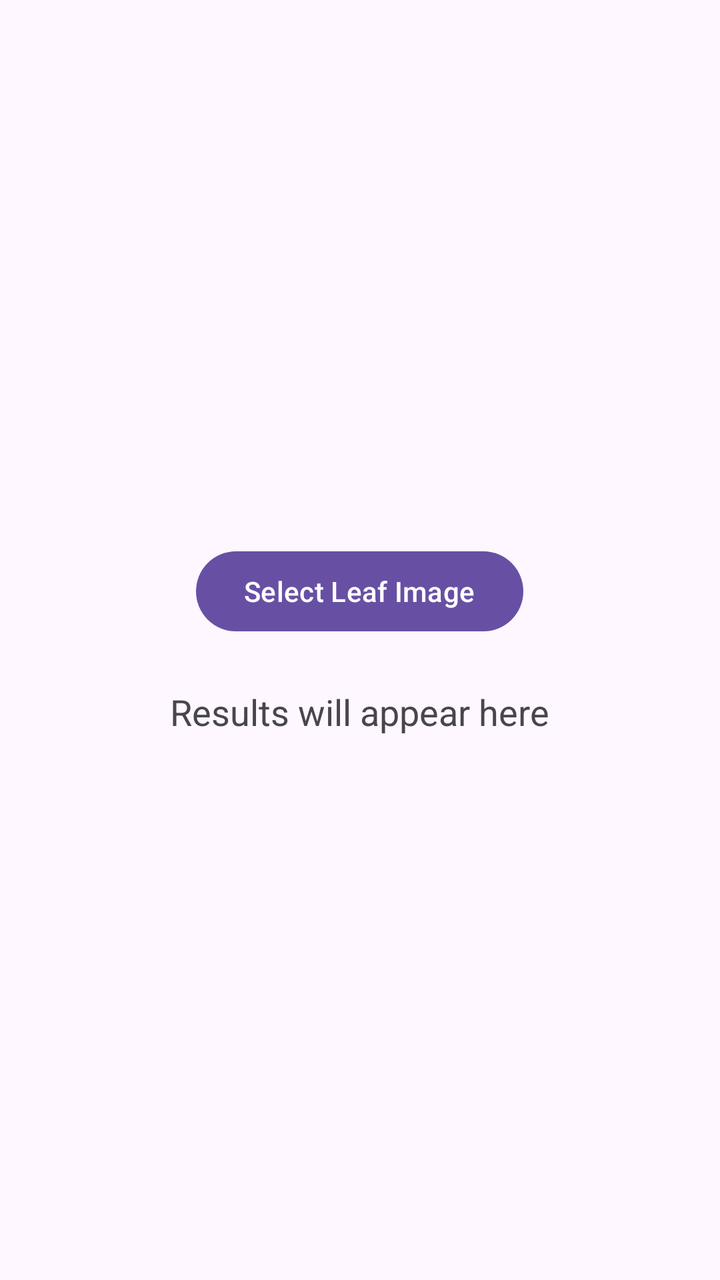
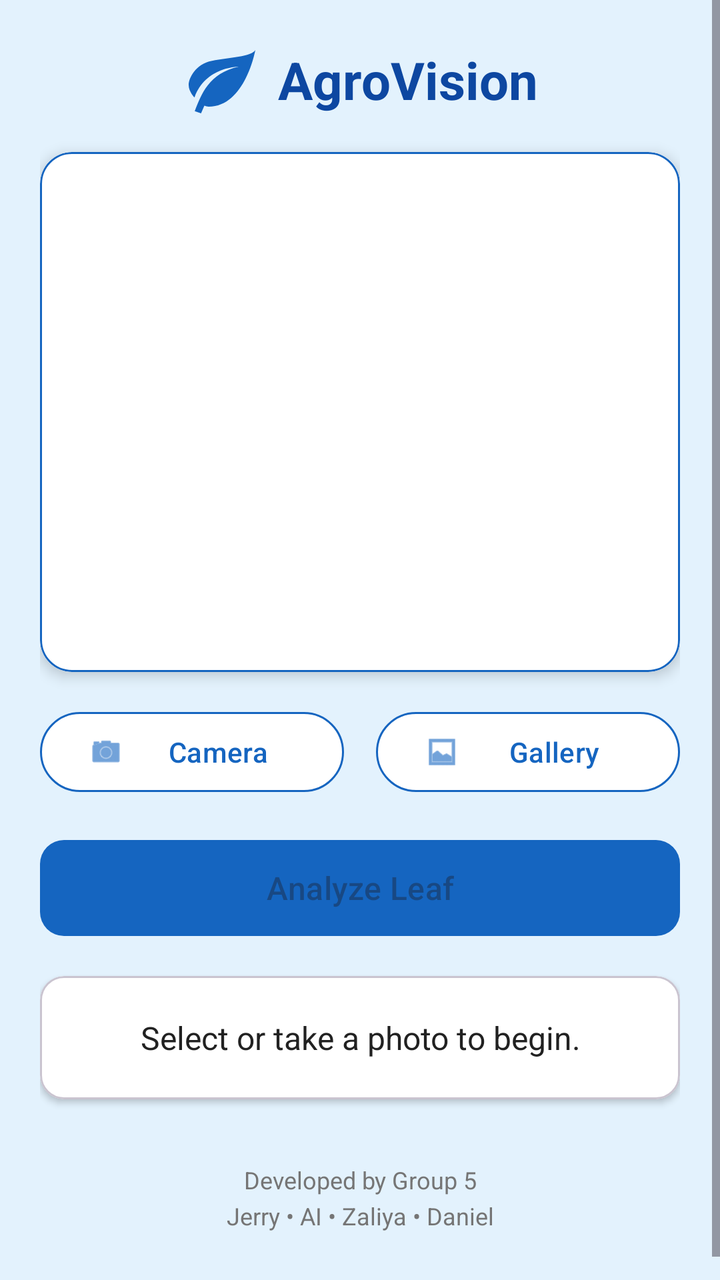

The first picture is an Android layout as it rendered before a commit; the second is the same layout after the commit. The layout source and the unified diff follow.
<!-- AndroidManifest.xml: application theme Theme.Material3.DayNight.NoActionBar -->
<!-- res/layout/activity_main.xml -->
<?xml version="1.0" encoding="utf-8"?>
<LinearLayout xmlns:android="http://schemas.android.com/apk/res/android"
    android:layout_width="match_parent"
    android:layout_height="match_parent"
    android:orientation="vertical"
    android:gravity="center"
    android:padding="16dp">

    <Button
        android:id="@+id/btnSelectImage"
        android:layout_width="wrap_content"
        android:layout_height="wrap_content"
        android:text="Select Leaf Image" />

    <TextView
        android:id="@+id/tvResult"
        android:layout_width="wrap_content"
        android:layout_height="wrap_content"
        android:layout_marginTop="24dp"
        android:textSize="18sp"
        android:text="Results will appear here" />

</LinearLayout>
<!-- resources referenced by this layout -->
<resources>

</resources>

<!-- the commit's change to res/layout/activity_main.xml (unified diff, before → after) -->
@@ -1,23 +1,154 @@
 <?xml version="1.0" encoding="utf-8"?>
-<LinearLayout xmlns:android="http://schemas.android.com/apk/res/android"
+<ScrollView xmlns:android="http://schemas.android.com/apk/res/android"
+    xmlns:app="http://schemas.android.com/apk/res-auto"
     android:layout_width="match_parent"
     android:layout_height="match_parent"
-    android:orientation="vertical"
-    android:gravity="center"
-    android:padding="16dp">
+    android:background="@color/blue_light"
+    android:fillViewport="true">
 
-    <Button
-        android:id="@+id/btnSelectImage"
-        android:layout_width="wrap_content"
+    <LinearLayout
+        android:layout_width="match_parent"
         android:layout_height="wrap_content"
-        android:text="Select Leaf Image" />
+        android:orientation="vertical"
+        android:padding="20dp"
+        android:gravity="center_horizontal">
 
-    <TextView
-        android:id="@+id/tvResult"
-        android:layout_width="wrap_content"
-        android:layout_height="wrap_content"
-        android:layout_marginTop="24dp"
-        android:textSize="18sp"
-        android:text="Results will appear here" />
+        
+        <LinearLayout
+            android:layout_width="match_parent"
+            android:layout_height="wrap_content"
+            android:orientation="horizontal"
+            android:gravity="center"
+            android:layout_marginBottom="16dp">
 
-</LinearLayout>
+            <ImageView
+                android:layout_width="40dp"
+                android:layout_height="40dp"
+                android:src="@drawable/ic_logo" />
+
+            <TextView
+                android:layout_width="wrap_content"
+                android:layout_height="wrap_content"
+                android:text="AgroVision"
+                android:textColor="@color/blue_dark"
+                android:textSize="26sp"
+                android:textStyle="bold"
+                android:layout_marginStart="8dp" />
+        </LinearLayout>
+
+        
+        <com.google.android.material.card.MaterialCardView
+            android:layout_width="match_parent"
+            android:layout_height="260dp"
+            app:cardCornerRadius="16dp"
+            app:cardElevation="4dp"
+            app:strokeColor="@color/blue_primary"
+            app:strokeWidth="1dp"
+            android:layout_marginBottom="16dp">
+
+            <ImageView
+                android:id="@+id/imagePreview"
+                android:layout_width="match_parent"
+                android:layout_height="match_parent"
+                android:scaleType="centerCrop"
+                android:background="@color/white" />
+        </com.google.android.material.card.MaterialCardView>
+
+        
+        <LinearLayout
+            android:layout_width="match_parent"
+            android:layout_height="wrap_content"
+            android:orientation="horizontal"
+            android:gravity="center">
+
+            <com.google.android.material.button.MaterialButton
+                android:id="@+id/btnTakePhoto"
+                android:layout_width="0dp"
+                android:layout_height="wrap_content"
+                android:layout_weight="1"
+                android:layout_marginEnd="8dp"
+                android:text="Camera"
+                app:backgroundTint="@color/white"
+                android:textColor="@color/blue_primary"
+                app:strokeColor="@color/blue_primary"
+                app:strokeWidth="1dp"
+                app:icon="@android:drawable/ic_menu_camera"
+                app:iconTint="@color/blue_primary" />
+
+            <com.google.android.material.button.MaterialButton
+                android:id="@+id/btnSelectImage"
+                android:layout_width="0dp"
+                android:layout_height="wrap_content"
+                android:layout_weight="1"
+                android:layout_marginStart="8dp"
+                android:text="Gallery"
+                app:backgroundTint="@color/white"
+                android:textColor="@color/blue_primary"
+                app:strokeColor="@color/blue_primary"
+                app:strokeWidth="1dp"
+                app:icon="@android:drawable/ic_menu_gallery"
+                app:iconTint="@color/blue_primary" />
+        </LinearLayout>
+
+        
+        <com.google.android.material.button.MaterialButton
+            android:id="@+id/btnAnalyze"
+            android:layout_width="match_parent"
+            android:layout_height="56dp"
+            android:layout_marginTop="16dp"
+            android:text="Analyze Leaf"
+            android:textSize="16sp"
+            android:enabled="false"
+            app:backgroundTint="@color/blue_primary"
+            app:cornerRadius="12dp" />
+
+        
+        <ProgressBar
+            android:id="@+id/progressBar"
+            android:layout_width="wrap_content"
+            android:layout_height="wrap_content"
+            android:layout_marginTop="16dp"
+            android:indeterminateTint="@color/blue_primary"
+            android:visibility="gone" />
+
+        
+        <com.google.android.material.card.MaterialCardView
+            android:layout_width="match_parent"
+            android:layout_height="wrap_content"
+            android:layout_marginTop="16dp"
+            app:cardCornerRadius="12dp"
+            app:cardElevation="2dp"
+            app:cardBackgroundColor="@color/white">
+
+            <TextView
+                android:id="@+id/tvResult"
+                android:layout_width="match_parent"
+                android:layout_height="wrap_content"
+                android:padding="20dp"
+                android:text="Select or take a photo to begin."
+                android:textColor="@color/text_dark"
+                android:textSize="16sp"
+                android:gravity="center"
+                android:lineSpacingExtra="4dp"/>
+        </com.google.android.material.card.MaterialCardView>
+
+        
+        <View
+            android:layout_width="match_parent"
+            android:layout_height="0dp"
+            android:layout_weight="1" />
+
+        
+        <TextView
+            android:layout_width="wrap_content"
+            android:layout_height="wrap_content"
+            android:layout_marginTop="32dp"
+            android:layout_marginBottom="16dp"
+            android:text="Developed by Group 5\nJerry • AI • Zaliya • Daniel"
+            android:textColor="@color/text_light"
+            android:textSize="12sp"
+            android:gravity="center"
+            android:lineSpacingExtra="4dp" />
+
+    </LinearLayout>
+</ScrollView>
<!-- resource entries referenced after the edit -->
@@ -1,5 +1,20 @@
 <!-- resources referenced by this layout -->
 <resources>
-
+  <color name="blue_dark">#0D47A1</color>
+  <color name="blue_light">#E3F2FD</color>
+  <color name="blue_primary">#1565C0</color>
+  <color name="text_dark">#212121</color>
+  <color name="text_light">#757575</color>
+  <color name="white">#FFFFFF</color>
+  <!-- drawable ic_logo (drawable) -->
+  <vector xmlns:android="http://schemas.android.com/apk/res/android"
+      android:width="48dp"
+      android:height="48dp"
+      android:viewportWidth="24"
+      android:viewportHeight="24">
+      <path
+          android:fillColor="@color/blue_primary"
+          android:pathData="M17,8C8,10 5.9,16.17 3.82,21.34L5.71,22l1-2.3A4.49,4.49 0,0 0,8 20C19,20 22,3 22,3C21,5 14,5.25 9,6.25C4,7.25 2,11.5 2,13.5C2,15.5 3.75,17.25 3.75,17.25C7,8 17,8 17,8Z"/>
+  </vector>
 </resources>
 
